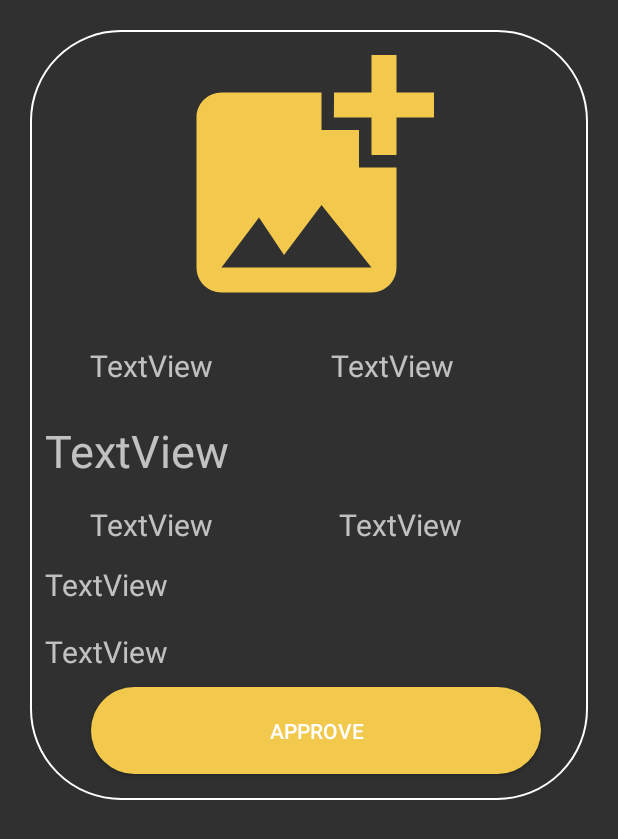
After one commit to jaffarabbas/Motor-Vehicle-Finance-Processing, an Android app: the layout createaddreviewfeed.xml on its own in the app's theme, with its tools: preview values and no code run, on a phone screen of 412 x 824 dp. The commit adds this screen. Shown: the top 839 px of the screen. Run offline under Robolectric (Android 15) with nearby library versions, the phone set to English and light mode, and no system bars.

Commit message:
1-10-2021

```diff
--- a/AJIZA_MOTORS_APPLICATION/app/src/main/java/com/ajizamotors/Model.java
+++ b/AJIZA_MOTORS_APPLICATION/app/src/main/java/com/ajizamotors/Model.java
@@ -3,9 +3,7 @@ package com.ajizamotors;
 public class Model {
     private String ImageUrl;
 
-    public Model(){
-
-    }
+    public Model(){}
     public Model(String ImageUrl){
         this.ImageUrl = ImageUrl;
     }
--- /dev/null
+++ b/AJIZA_MOTORS_APPLICATION/app/src/main/res/drawable/backgroundoffeed.xml
@@ -0,0 +1,12 @@
+<?xml version="1.0" encoding="utf-8"?>
+<shape xmlns:android="http://schemas.android.com/apk/res/android"
+    android:shape="rectangle">
+    <corners
+        android:radius="60dp"
+        android:topRightRadius="60dp"
+        android:bottomRightRadius="60dp"
+        android:bottomLeftRadius="60dp" />
+    <stroke
+        android:width="1dp"
+        android:color="@android:color/white" />
+</shape>
--- /dev/null
+++ b/AJIZA_MOTORS_APPLICATION/app/src/main/res/layout/createaddreviewfeed.xml
@@ -0,0 +1,120 @@
+<?xml version="1.0" encoding="utf-8"?>
+<LinearLayout
+    xmlns:android="http://schemas.android.com/apk/res/android"
+    xmlns:app="http://schemas.android.com/apk/res-auto"
+    xmlns:tools="http://schemas.android.com/tools"
+    android:layout_width="match_parent"
+    android:layout_height="match_parent"
+    android:orientation="vertical"
+    android:padding="20dp"
+    >
+
+    <LinearLayout
+        android:id="@+id/MainFeed"
+        android:layout_width="match_parent"
+        android:layout_height="513dp"
+        android:background="@drawable/backgroundoffeed"
+        android:orientation="vertical">
+
+        <ImageView
+            android:id="@+id/FeedImage"
+            android:layout_width="match_parent"
+            android:layout_height="200dp"
+            android:layout_gravity="center"
+            app:srcCompat="@drawable/ic_baseline_add_photo_alternate_24"
+            tools:ignore="VectorDrawableCompat" />
+
+        <LinearLayout
+            android:layout_width="match_parent"
+            android:layout_height="50dp"
+            android:orientation="horizontal"
+            android:padding="10dp">
+
+            <TextView
+                android:id="@+id/FeedCarName"
+                android:layout_width="wrap_content"
+                android:layout_height="wrap_content"
+                android:layout_marginLeft="30dp"
+                android:layout_weight="1"
+                android:text="TextView"
+                android:textSize="20dp" />
+
+            <TextView
+                android:id="@+id/FeedCarModel"
+                android:layout_width="wrap_content"
+                android:layout_height="wrap_content"
+                android:layout_weight="1"
+                android:text="TextView"
+                android:textSize="20dp" />
+        </LinearLayout>
+
+        <LinearLayout
+            android:layout_width="match_parent"
+            android:layout_height="251dp"
+            android:orientation="vertical"
+            android:paddingLeft="10dp">
+
+            <TextView
+                android:id="@+id/FeedCarPrice"
+                android:layout_width="wrap_content"
+                android:layout_height="wrap_content"
+                android:layout_marginTop="10dp"
+                android:layout_weight="1"
+                android:text="TextView"
+                android:textSize="30dp" />
+
+            <LinearLayout
+                android:layout_width="match_parent"
+                android:layout_height="30dp"
+                android:orientation="horizontal"
+                android:layout_marginTop="5dp"
+                >
+                <TextView
+                    android:id="@+id/FeedCarAddress"
+                    android:layout_width="wrap_content"
+                    android:layout_height="wrap_content"
+                    android:layout_weight="1"
+                    android:layout_marginLeft="30dp"
+                    android:text="TextView"
+                    android:textSize="20dp" />
+                <TextView
+                    android:id="@+id/FeedCarPayment"
+                    android:layout_width="wrap_content"
+                    android:layout_height="wrap_content"
+                    android:layout_weight="1"
+                    android:text="TextView"
+                    android:textSize="20dp" />
+            </LinearLayout>
+
+            <TextView
+                android:id="@+id/FeedCarSellerName"
+                android:layout_width="wrap_content"
+                android:layout_height="wrap_content"
+                android:layout_marginTop="10dp"
+                android:layout_weight="1"
+                android:text="TextView"
+                android:textSize="20dp" />
+
+            <TextView
+                android:id="@+id/FeedCarSellerContact"
+                android:layout_width="wrap_content"
+                android:layout_height="wrap_content"
+                android:layout_marginTop="7dp"
+                android:layout_weight="1"
+                android:text="TextView"
+                android:textSize="20dp" />
+
+            <Button
+                android:id="@+id/ApproveFromAdmin"
+                android:layout_width="300dp"
+                android:layout_height="wrap_content"
+                android:layout_gravity="center"
+                android:layout_weight="1"
+                android:layout_marginBottom="5dp"
+                android:background="@drawable/buttonbackground1"
+                android:text="Approve" />
+        </LinearLayout>
+    </LinearLayout>
+
+
+</LinearLayout>
--- a/AJIZA_MOTORS_APPLICATION/app/src/main/res/values/strings.xml
+++ b/AJIZA_MOTORS_APPLICATION/app/src/main/res/values/strings.xml
@@ -16,7 +16,6 @@
     <string name="title_activity_dealer_dashboard">DealerDashboard</string>
 
 
-
-<!--    Create Add-->
+    <!--    Create Add-->
     <string name="createAdd">Create Add</string>
 </resources>
```
Also changed, not shown: AJIZA_MOTORS_APPLICATION/app/build.gradle (+11 -4 lines), AJIZA_MOTORS_APPLICATION/app/src/main/AndroidManifest.xml (+10 -9 lines), AJIZA_MOTORS_APPLICATION/app/src/main/java/com/ajizamotors/AdminAddReviewer.java (added, +57 -0 lines), AJIZA_MOTORS_APPLICATION/app/src/main/java/com/ajizamotors/AdminFeedReviewClass.java (added, +70 -0 lines), AJIZA_MOTORS_APPLICATION/app/src/main/java/com/ajizamotors/AdminReviewAddViewHolder.java (added, +44 -0 lines), AJIZA_MOTORS_APPLICATION/app/src/main/res/layout/activity_admin_add_reviewer.xml (added, +17 -0 lines).
